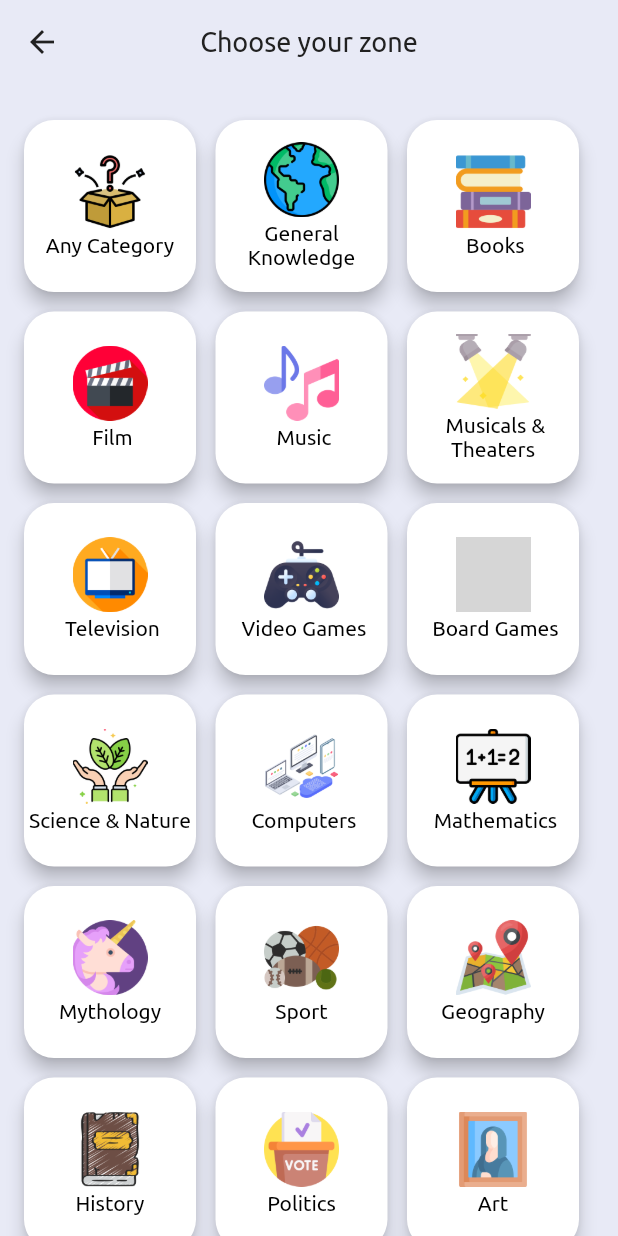
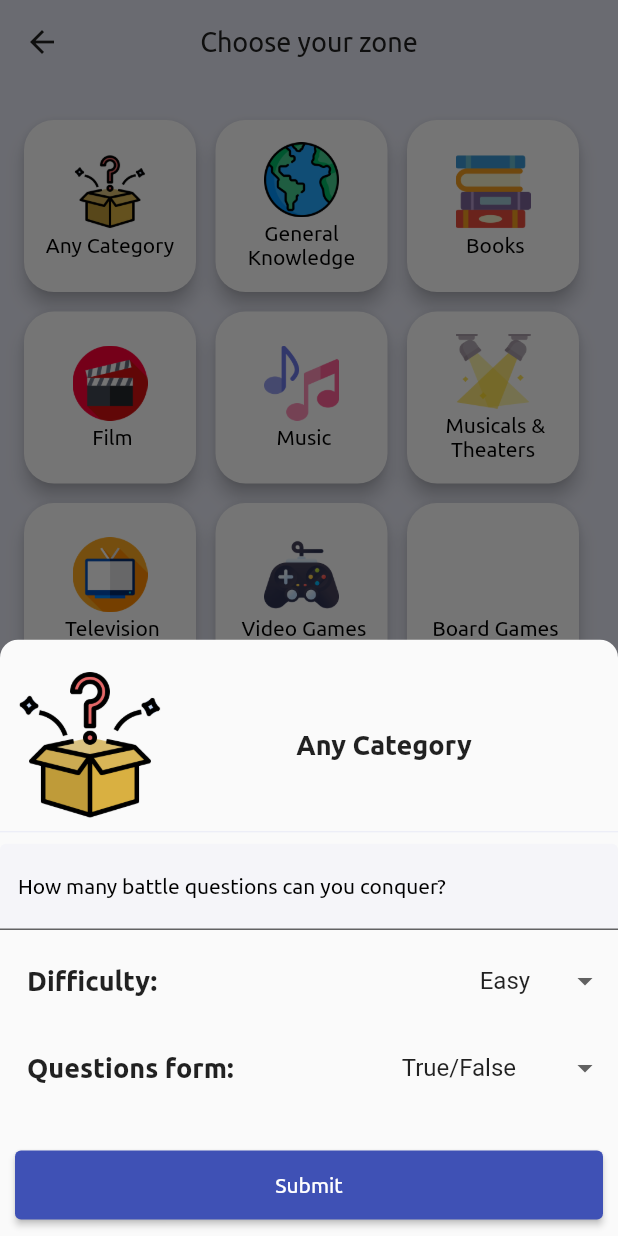
Before and after one commit to DeleMike/trivia, a Flutter app: the Categories screen opened by its route, after a tap on "Any Category", on a phone screen of 412 x 824 dp. Run offline on Flutter 3.47's test engine with Material 2 defaults, Android fonts, the phone set to English and light mode, and no system bars; our stand-ins replace flutter_svg, google_fonts, image_picker, lottie, settings_ui, shared_preferences and 1 more; accounts and stored records are empty; project files that could hold a hidden picture were left out; grey boxes are pictures that could not be loaded.

Commit message:
build question form UI

```diff
--- a/lib/configs/app_theme.dart
+++ b/lib/configs/app_theme.dart
@@ -24,15 +24,16 @@ class AppTheme {
         shape: RoundedRectangleBorder(borderRadius: BorderRadius.circular(20)),
       ),
       textTheme: ThemeData.light().textTheme.copyWith(
-            bodyText2:const  TextStyle(
+            bodyText2: TextStyle(
               color: kBlack,
+              fontFamily: GoogleFonts.ubuntu().fontFamily,
             ),
             bodyText1: const TextStyle(
               color: kBlack,
               fontStyle: FontStyle.italic,
             ),
             headline1: const TextStyle(
-                fontSize: 16, fontFamily: 'Ubuntu', fontWeight: FontWeight.normal, color:kWhite),
+                fontSize: 16, fontFamily: 'Ubuntu', fontWeight: FontWeight.normal, color: kWhite),
             headline6: const TextStyle(
               fontSize: 18,
               fontFamily: 'Ubuntu',
--- a/lib/configs/constants.dart
+++ b/lib/configs/constants.dart
@@ -56,6 +56,11 @@ Orientation kGetOrientation(BuildContext context) {
   return MediaQuery.of(context).orientation;
 }
 
+/// Get textTheme
+TextStyle? kGetQuestionFormHeaderTheme(BuildContext context) {
+  return Theme.of(context).textTheme.headline5;
+}
+
 /// Assets images
 class AssetsImages {
   static const String logoIcon = 'assets/images/logo.png';
--- a/lib/core/game/categories.dart
+++ b/lib/core/game/categories.dart
@@ -1,5 +1,6 @@
 import 'package:flutter/material.dart';
 
+import 'screens/question_form.dart';
 import '../../configs/constants.dart';
 import '../../configs/app_extensions.dart';
 import '../../data/category_data.dart';
@@ -43,7 +44,23 @@ class _GridContainer extends StatelessWidget {
       ),
       itemBuilder: (ctx, index) {
         return InkWell(
-            onTap: (() => debugPrint('Position $index clicked')),
+            onTap: (() {
+              debugPrint('Position $index clicked');
+              showModalBottomSheet(
+                isScrollControlled: true,
+                shape: const RoundedRectangleBorder(
+                  borderRadius: BorderRadius.vertical(
+                    top: Radius.circular(12.0),
+                  ),
+                ),
+                context: context,
+                builder: (_) => QuestionForm(
+                  name: categories[index].categoryName,
+                  imageUrl: categories[index].categoryImgSrc,
+                  tag: categories[index].categoryTag,
+                ),
+              );
+            }),
             child: Card(
               elevation: kCardElevation,
               shape: RoundedRectangleBorder(
--- /dev/null
+++ b/lib/core/game/controllers/question_form_controller.dart
@@ -0,0 +1,5 @@
+import 'package:flutter/foundation.dart';
+
+class QuestionFormController with ChangeNotifier {
+
+}
--- a/lib/core/game/home_screen.dart
+++ b/lib/core/game/home_screen.dart
@@ -6,6 +6,7 @@ import 'package:provider/provider.dart';
 
 import '../../configs/routes.dart';
 import '../../data/category_data.dart';
+import 'screens/question_form.dart';
 import '../../helpers/user_pref.dart';
 import '../../configs/constants.dart';
 import '../../configs/app_extensions.dart';
@@ -190,7 +191,24 @@ class _GridContainer extends StatelessWidget {
       itemBuilder: (ctx, index) {
         // ignore: avoid_print
         return InkWell(
-            onTap: (() => debugPrint('Position $index clicked')),
+            onTap: (() {
+              debugPrint('Position $index clicked');
+              showModalBottomSheet(
+                isScrollControlled: true,
+
+                shape: const RoundedRectangleBorder(
+                  borderRadius: BorderRadius.vertical(
+                    top: Radius.circular(12.0),
+                  ),
+                ),
+                context: context,
+                builder: (_) => QuestionForm(
+                  name: categories[index].categoryName,
+                  imageUrl: categories[index].categoryImgSrc,
+                  tag: categories[index].categoryTag,
+                ),
+              );
+            }),
             child: Card(
               elevation: kCardElevation,
               shape: RoundedRectangleBorder(
--- /dev/null
+++ b/lib/core/game/screens/question_form.dart
@@ -0,0 +1,159 @@
+import 'package:flutter/material.dart';
+
+import '../../../configs/constants.dart';
+import '../../../configs/app_extensions.dart';
+
+class QuestionForm extends StatefulWidget {
+  const QuestionForm({Key? key, required this.name, required this.imageUrl, required this.tag})
+      : super(key: key);
+  final String name;
+  final String imageUrl;
+  final int tag;
+
+  @override
+  State<QuestionForm> createState() => _QuestionFormState();
+}
+
+class _QuestionFormState extends State<QuestionForm> {
+  static const _difficulties = [
+    'Easy',
+    'Medium',
+    'Hard',
+  ];
+
+  static const _questionTypes = [
+    'True/False',
+    'Mutliple Choice',
+  ];
+
+  String _selectedDifficulty = 'Easy';
+  String _selectedQuestionType = 'True/False';
+  String _numOfQuestions = '';
+  String _typeTag = '';
+  bool _isLoading = false;
+
+   final _formKey = GlobalKey<FormState>();
+
+  final List<DropdownMenuItem<String>> _difficultyDropdownMenuItems = _difficulties.map((val) {
+    return DropdownMenuItem<String>(value: val, child: Text(val));
+  }).toList();
+
+  final List<DropdownMenuItem<String>> _questionTypeDropdownMenuItems = _questionTypes.map((val) {
+    return DropdownMenuItem<String>(value: val, child: Text(val));
+  }).toList();
+
+  @override
+  Widget build(BuildContext context) {
+    return SafeArea(
+      child: SingleChildScrollView(
+        child: Column(
+          mainAxisSize: MainAxisSize.min,
+          children: [
+            Container(
+              padding: const EdgeInsets.only(top: kPaddingM, left: kPaddingS, right: kPaddingS),
+              child: Row(
+                children: [
+                  Image.asset(
+                    widget.imageUrl,
+                    width: 100,
+                    height: 100,
+                    alignment: Alignment.topLeft,
+                  ),
+                  Expanded(
+                    child: Text(widget.name.removeColon(),
+                        textAlign: TextAlign.center, style: Theme.of(context).textTheme.headline5),
+                  ),
+                ],
+              ),
+            ),
+            const Divider(color: kCanvasColor),
+            Padding(
+              padding: EdgeInsets.only(bottom: MediaQuery.of(context).viewInsets.bottom),
+              child: Form(
+                key: _formKey,
+                child: Padding(
+                  padding: EdgeInsets.only(bottom: MediaQuery.of(context).viewInsets.bottom),
+                  child: TextFormField(
+                    keyboardType: TextInputType.number,
+                    decoration: InputDecoration(
+                      labelText: 'How many battle questions can you conquer?',
+                      labelStyle: Theme.of(context).textTheme.bodyText2,
+                      border: const UnderlineInputBorder(),
+                      filled: true,
+                      fillColor: kCanvasColor.withOpacity(0.3),
+                    ),
+                    validator: (value) {
+                      if (value!.isEmpty || (int.parse(value) <= 0 || int.parse(value) > 50)) {
+                        return 'please enter a value between 0 and 50';
+                      }
+                      return null;
+                    },
+                    onSaved: (value) {
+                      _numOfQuestions = value!;
+                    },
+                  ),
+                ),
+              ),
+            ),
+            Container(
+              margin: const EdgeInsets.only(top: kPaddingS, left: kPaddingS, right: kPaddingS),
+              child: Row(
+                mainAxisAlignment: MainAxisAlignment.spaceBetween,
+                children: [
+                  Padding(
+                    padding: const EdgeInsets.all(8.0),
+                    child: Text('Difficulty:', style: kGetQuestionFormHeaderTheme(context)),
+                  ),
+                  DropdownButton(
+                    underline: Container(),
+                    value: _selectedDifficulty,
+                    onChanged: (dynamic newVal) {
+                      setState(() {
+                        _selectedDifficulty = newVal;
+                      });
+                    },
+                    items: _difficultyDropdownMenuItems,
+                  ),
+                ],
+              ),
+            ),
+            Container(
+              margin: const EdgeInsets.only(top: kPaddingS, left: kPaddingS, right: kPaddingS),
+              child: Row(
+                mainAxisAlignment: MainAxisAlignment.spaceBetween,
+                children: [
+                  Padding(
+                    padding: const EdgeInsets.all(8.0),
+                    child: Text('Questions form:', style: kGetQuestionFormHeaderTheme(context)),
+                  ),
+                  DropdownButton(
+                    underline: Container(),
+                    value: _selectedQuestionType,
+                    onChanged: (dynamic newVal) {
+                      setState(() {
+                        _selectedQuestionType = newVal;
+                      });
+                    },
+                    items: _questionTypeDropdownMenuItems,
+                  ),
+                ],
+              ),
+            ),
+            const SizedBox(height: 20),
+            Container(
+              margin: const EdgeInsets.all(kPaddingS),
+              child: ElevatedButton(
+                child: Text('Submit', style: Theme.of(context).textTheme.bodyText2!.copyWith(color: kWhite),),
+                style: ElevatedButton.styleFrom(
+                  minimumSize: Size(kScreenWidth(context), kScreenHeight(context) * 0.05),
+                  padding: const EdgeInsets.all(kPaddingM - 5),
+                ),
+                onPressed: () {},
+              ),
+            ),
+          ],
+        ),
+      ),
+    );
+  }
+}
--- a/lib/main.dart
+++ b/lib/main.dart
@@ -4,6 +4,7 @@ import 'package:trivia/configs/routes.dart';
 
 import 'helpers/dark_theme_provider.dart';
 import 'core/game/home_screen.dart';
+import 'core/game/controllers/question_form_controller.dart';
 import 'widgets/splash_screen.dart';
 import 'core/auth/screens/auth_screen.dart';
 import 'helpers/user_pref.dart';
@@ -83,6 +84,9 @@ class _MyAppState extends State<MyApp> {
         ChangeNotifierProvider(
           create: (ctx) => _themeProvider,
         ),
+        ChangeNotifierProvider(
+          create: (ctx) => QuestionFormController(),
+        ),
       ],
       child: MaterialApp(
         title: 'Trivia',
```
